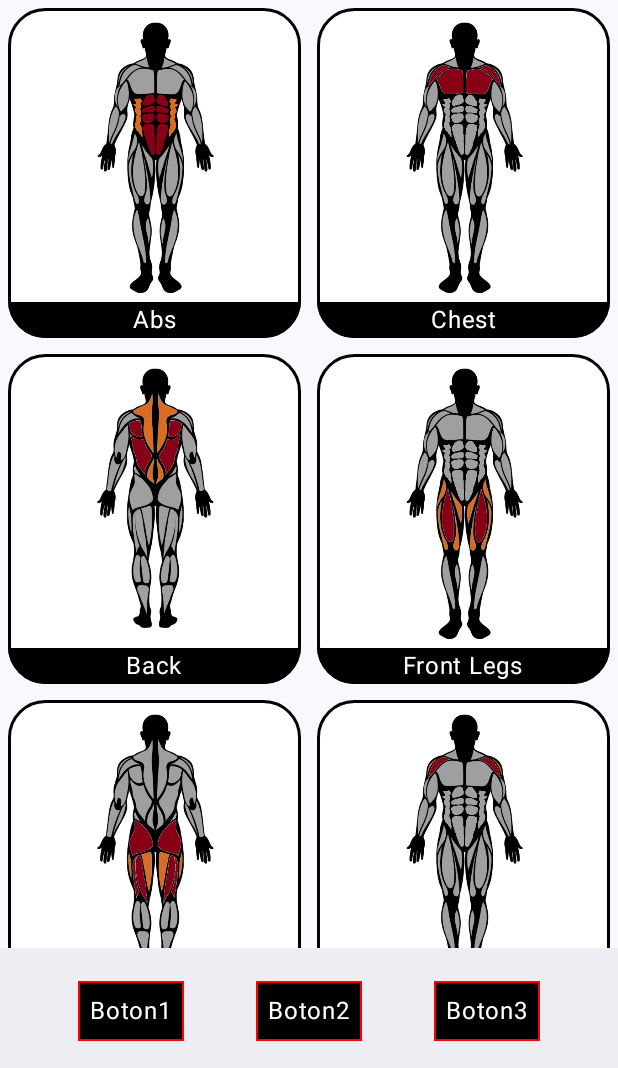
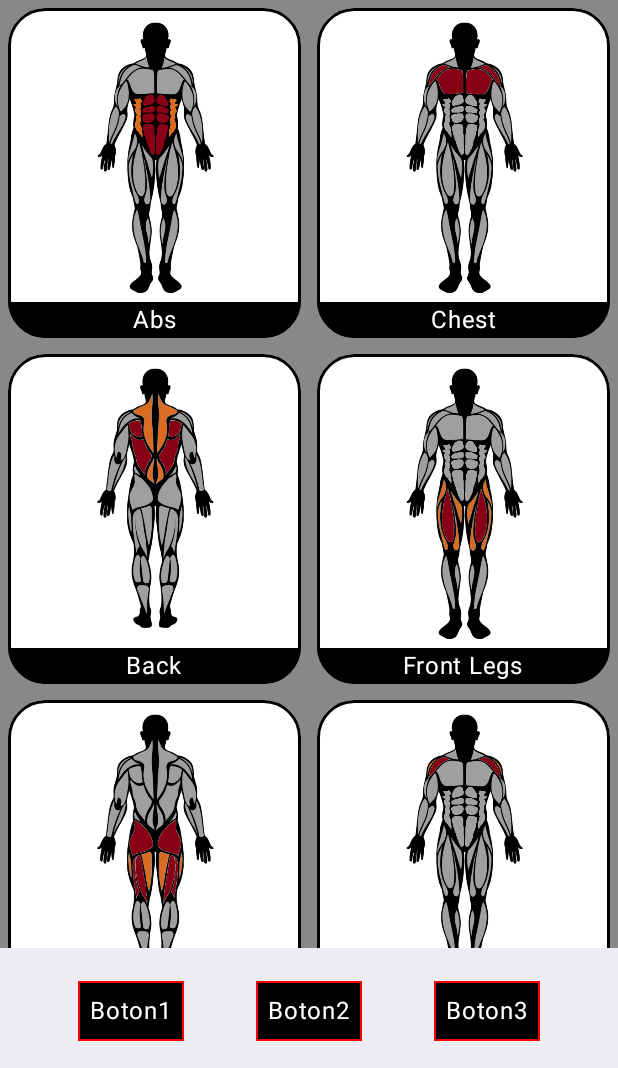
Before and after one commit to Iagofdez99/FitTrack, an Android app built with Jetpack Compose: the screen it shows after launch (MainActivity), on a phone screen of 412 x 824 dp, the part 168-1236 px from its top. Run offline under Robolectric (Android 15) with nearby library versions, the phone set to English and light mode, and no system bars.

Commit message:
Arreglada compilacion

```diff
--- a/app/src/main/java/com/iagofdezperez/fittrack/MainActivity.kt
+++ b/app/src/main/java/com/iagofdezperez/fittrack/MainActivity.kt
@@ -9,18 +9,15 @@ import androidx.navigation.compose.NavHost
 import androidx.navigation.compose.composable
 import androidx.navigation.compose.rememberNavController
 import androidx.navigation.navArgument
+import com.iagofdezperez.fittrack.ui.screens.MainScreen
 import com.iagofdezperez.fittrack.ui.screens.details.DetailScreen
-import com.iagofdezperez.fittrack.ui.screens.main.MainScreen
 import com.iagofdezperez.fittrack.ui.theme.FitTrackTheme
-import dagger.hilt.android.AndroidEntryPoint
 
-@AndroidEntryPoint
 class MainActivity : ComponentActivity() {
     override fun onCreate(savedInstanceState: Bundle?) {
         super.onCreate(savedInstanceState)
         setContent {
             FitTrackTheme {
-                val exampleViewModel: MainActivityViewModel by viewModels()
                 val navController = rememberNavController()
 
                 NavHost(navController = navController, startDestination = "main") {
--- a/app/src/main/java/com/iagofdezperez/fittrack/ui/screens/main/MainScreen.kt
+++ b/app/src/main/java/com/iagofdezperez/fittrack/ui/screens/MainScreen.kt
@@ -1,9 +1,10 @@
-package com.iagofdezperez.fittrack.ui.screens.main
+package com.iagofdezperez.fittrack.ui.screens
 
 import androidx.compose.foundation.layout.padding
 import androidx.compose.material3.Scaffold
 import androidx.compose.runtime.Composable
 import androidx.compose.ui.Modifier
+import androidx.compose.ui.graphics.Color
 import androidx.navigation.NavHostController
 import com.iagofdezperez.fittrack.ui.WorkoutScreen
 import com.iagofdezperez.fittrack.ui.WorkoutsBottomAppBar
@@ -14,7 +15,8 @@ public fun MainScreen(navController: NavHostController) {
     Scaffold(
         topBar = { WorkoutsTopAppBar() },
         bottomBar = { WorkoutsBottomAppBar() },
-    ) { paddingValues ->
-        WorkoutScreen(navController,modifier = Modifier.padding(paddingValues))
+        containerColor = Color.Gray
+    ) {
+        WorkoutScreen(navController,modifier = Modifier.padding(it))
     }
 }
```
Also changed, not shown: app/src/main/java/com/iagofdezperez/fittrack/MainActivityViewModel.kt (deleted, +0 -12 lines).
